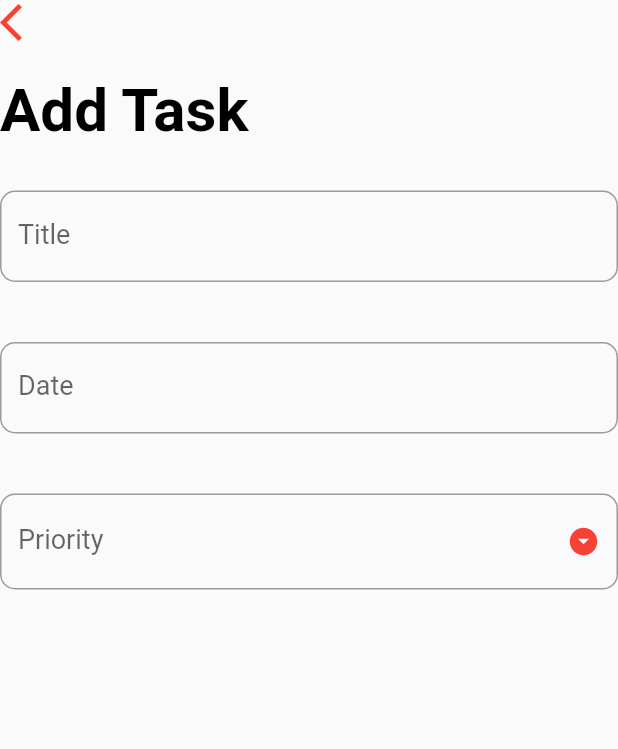
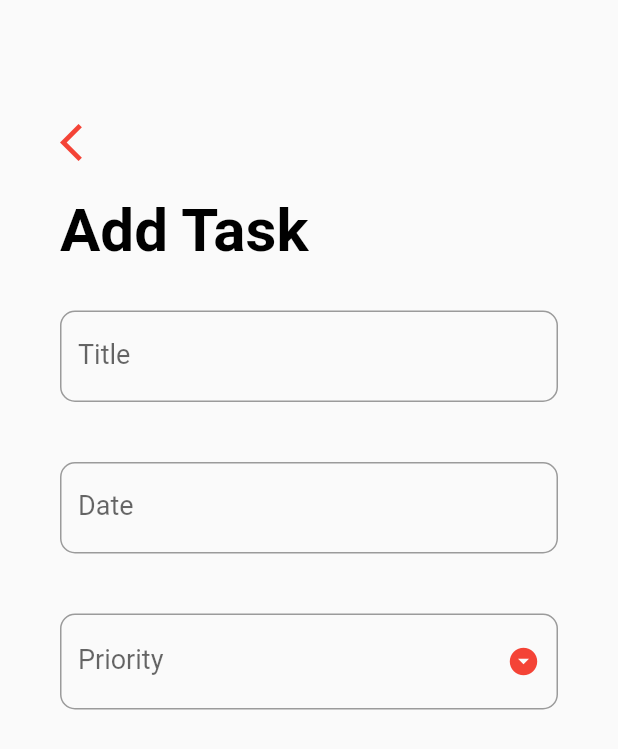
Before and after one commit to octoi/todo-list-flutter, a Flutter app: the AddTaskScreen screen opened directly, on a phone screen of 412 x 824 dp. Shown: the top 749 px of the screen. Run offline on Flutter 3.47's test engine with Material 2 defaults, Android fonts, the phone set to English and light mode, and no system bars.

```diff
--- a/lib/screens/add_task_screen.dart
+++ b/lib/screens/add_task_screen.dart
@@ -35,7 +35,13 @@ class _AddTaskScreenState extends State<AddTaskScreen> {
   @override
   Widget build(BuildContext context) {
     return Scaffold(
-      body: Column(
+      body: GestureDetector(
+        onTap: () => FocusScope.of(context).unfocus(),
+        child: SingleChildScrollView(
+          physics: BouncingScrollPhysics(),
+          child: Container(
+            padding: EdgeInsets.symmetric(horizontal: 40.0, vertical: 80.0),
+            child: Column(
               crossAxisAlignment: CrossAxisAlignment.start,
               children: [
                 GestureDetector(
@@ -77,7 +83,8 @@ class _AddTaskScreenState extends State<AddTaskScreen> {
                                 ? 'Please enter a title'
                                 : null;
                           },
-                    onSaved: (input) => input != null ? _title = input : null,
+                          onSaved: (input) =>
+                              input != null ? _title = input : null,
                           initialValue: _title,
                         ),
                       ),
@@ -121,8 +128,9 @@ class _AddTaskScreenState extends State<AddTaskScreen> {
                               borderRadius: BorderRadius.circular(10.0),
                             ),
                           ),
-                    validator: (input) =>
-                        input == null ? 'Please select a priority level' : null,
+                          validator: (input) => input == null
+                              ? 'Please select a priority level'
+                              : null,
                           onChanged: (value) {
                             setState(() {
                               _priority = value.toString();
@@ -135,6 +143,9 @@ class _AddTaskScreenState extends State<AddTaskScreen> {
                 )
               ],
             ),
+          ),
+        ),
+      ),
     );
   }
 }
```
Lines whose indentation alone changed are shown as unchanged.
